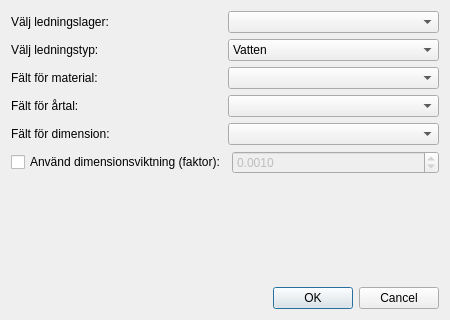
The window that reneW/reneW_dialog_base.ui (d3dm3m/reneW) describes before a commit, drawn with Qt 5.
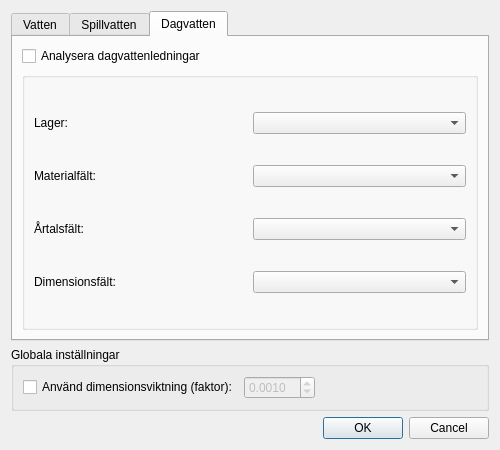
The same window after the commit. The open tabs and pages were chosen to show the change. Custom widgets are drawn as their Qt base class.

Commit message: feat: Implement multi-layer analysis and complete plugin

```diff
--- a/reneW/reneW_dialog_base.ui
+++ b/reneW/reneW_dialog_base.ui
@@ -6,78 +6,215 @@
    <rect>
     <x>0</x>
     <y>0</y>
-    <width>450</width>
-    <height>320</height>
+    <width>500</width>
+    <height>450</height>
    </rect>
   </property>
   <property name="windowTitle">
    <string>reneW - Riskkalkylering</string>
   </property>
-  <layout class="QVBoxLayout" name="verticalLayout">
+  <layout class="QVBoxLayout" name="verticalLayout_2">
    <item>
-    <layout class="QGridLayout" name="gridLayout">
-     <item row="0" column="0">
-      <widget class="QLabel" name="label_layer">
-       <property name="text">
-        <string>Välj ledningslager:</string>
-       </property>
-      </widget>
-     </item>
-     <item row="0" column="1">
-      <widget class="QgsMapLayerComboBox" name="mMapLayerComboBox"/>
-     </item>
-     <item row="1" column="0">
-      <widget class="QLabel" name="label_pipe_type">
-       <property name="text">
-        <string>Välj ledningstyp:</string>
-       </property>
-      </widget>
-     </item>
-     <item row="1" column="1">
-      <widget class="QComboBox" name="mComboBoxPipeType">
-       <item>
-        <property name="text">
+    <widget class="QTabWidget" name="mTabWidget">
+     <property name="currentIndex">
+      <number>0</number>
+     </property>
+     <widget class="QWidget" name="tabVatten">
+      <attribute name="title">
          <string>Vatten</string>
-        </property>
+      </attribute>
+      <layout class="QVBoxLayout" name="verticalLayout_3">
+       <item>
+        <widget class="QCheckBox" name="mCheckVatten">
+         <property name="text">
+          <string>Analysera vattenledningar</string>
+         </property>
+        </widget>
        </item>
        <item>
+        <widget class="QGroupBox" name="mGroupVatten">
+         <property name="title">
+          <string/>
+         </property>
+         <layout class="QGridLayout" name="gridLayoutVatten">
+          <item row="0" column="0">
+           <widget class="QLabel" name="label_2">
         <property name="text">
-         <string>Avlopp</string>
-        </property>
-       </item>
-      </widget>
-     </item>
+             <string>Lager:</string>
+            </property>
+           </widget>
+          </item>
+          <item row="0" column="1">
+           <widget class="QgsMapLayerComboBox" name="mMapLayerComboVatten"/>
+          </item>
+          <item row="1" column="0">
+           <widget class="QLabel" name="label_3">
+            <property name="text">
+             <string>Materialfält:</string>
+            </property>
+           </widget>
+          </item>
+          <item row="1" column="1">
+           <widget class="QgsFieldComboBox" name="mFieldComboMaterialVatten"/>
+          </item>
      <item row="2" column="0">
-      <widget class="QLabel" name="label_material">
+           <widget class="QLabel" name="label_4">
        <property name="text">
-        <string>Fält för material:</string>
+             <string>Årtalsfält:</string>
        </property>
       </widget>
      </item>
      <item row="2" column="1">
-      <widget class="QgsFieldComboBox" name="mFieldComboBox_material"/>
+           <widget class="QgsFieldComboBox" name="mFieldComboYearVatten"/>
      </item>
      <item row="3" column="0">
-      <widget class="QLabel" name="label_year">
+           <widget class="QLabel" name="label_5">
        <property name="text">
-        <string>Fält för årtal:</string>
+             <string>Dimensionsfält:</string>
        </property>
       </widget>
      </item>
      <item row="3" column="1">
-      <widget class="QgsFieldComboBox" name="mFieldComboBox_year"/>
-     </item>
-     <item row="4" column="0">
-      <widget class="QLabel" name="label_dimension">
+           <widget class="QgsFieldComboBox" name="mFieldComboDimensionVatten"/>
+          </item>
+         </layout>
+        </widget>
+       </item>
+      </layout>
+     </widget>
+     <widget class="QWidget" name="tabSpillvatten">
+      <attribute name="title">
+       <string>Spillvatten</string>
+      </attribute>
+      <layout class="QVBoxLayout" name="verticalLayout_4">
+       <item>
+        <widget class="QCheckBox" name="mCheckSpillvatten">
        <property name="text">
-        <string>Fält för dimension:</string>
+          <string>Analysera spillvattenledningar</string>
        </property>
       </widget>
      </item>
-     <item row="4" column="1">
-      <widget class="QgsFieldComboBox" name="mFieldComboBox_dimension"/>
-     </item>
-     <item row="5" column="0" colspan="2">
+       <item>
+        <widget class="QGroupBox" name="mGroupSpillvatten">
+         <property name="title">
+          <string/>
+         </property>
+         <layout class="QGridLayout" name="gridLayoutSpillvatten">
+          <item row="0" column="0">
+           <widget class="QLabel" name="label_6">
+            <property name="text">
+             <string>Lager:</string>
+            </property>
+           </widget>
+          </item>
+          <item row="0" column="1">
+           <widget class="QgsMapLayerComboBox" name="mMapLayerComboSpillvatten"/>
+          </item>
+          <item row="1" column="0">
+           <widget class="QLabel" name="label_7">
+            <property name="text">
+             <string>Materialfält:</string>
+            </property>
+           </widget>
+          </item>
+          <item row="1" column="1">
+           <widget class="QgsFieldComboBox" name="mFieldComboMaterialSpillvatten"/>
+          </item>
+          <item row="2" column="0">
+           <widget class="QLabel" name="label_8">
+            <property name="text">
+             <string>Årtalsfält:</string>
+            </property>
+           </widget>
+          </item>
+          <item row="2" column="1">
+           <widget class="QgsFieldComboBox" name="mFieldComboYearSpillvatten"/>
+          </item>
+          <item row="3" column="0">
+           <widget class="QLabel" name="label_9">
+            <property name="text">
+             <string>Dimensionsfält:</string>
+            </property>
+           </widget>
+          </item>
+          <item row="3" column="1">
+           <widget class="QgsFieldComboBox" name="mFieldComboDimensionSpillvatten"/>
+          </item>
+         </layout>
+        </widget>
+       </item>
+      </layout>
+     </widget>
+     <widget class="QWidget" name="tabDagvatten">
+      <attribute name="title">
+       <string>Dagvatten</string>
+      </attribute>
+      <layout class="QVBoxLayout" name="verticalLayout_5">
+       <item>
+        <widget class="QCheckBox" name="mCheckDagvatten">
+         <property name="text">
+          <string>Analysera dagvattenledningar</string>
+         </property>
+        </widget>
+       </item>
+       <item>
+        <widget class="QGroupBox" name="mGroupDagvatten">
+         <property name="title">
+          <string/>
+         </property>
+         <layout class="QGridLayout" name="gridLayoutDagvatten">
+          <item row="0" column="0">
+           <widget class="QLabel" name="label_10">
+            <property name="text">
+             <string>Lager:</string>
+            </property>
+           </widget>
+          </item>
+          <item row="0" column="1">
+           <widget class="QgsMapLayerComboBox" name="mMapLayerComboDagvatten"/>
+          </item>
+          <item row="1" column="0">
+           <widget class="QLabel" name="label_11">
+            <property name="text">
+             <string>Materialfält:</string>
+            </property>
+           </widget>
+          </item>
+          <item row="1" column="1">
+           <widget class="QgsFieldComboBox" name="mFieldComboMaterialDagvatten"/>
+          </item>
+          <item row="2" column="0">
+           <widget class="QLabel" name="label_12">
+            <property name="text">
+             <string>Årtalsfält:</string>
+            </property>
+           </widget>
+          </item>
+          <item row="2" column="1">
+           <widget class="QgsFieldComboBox" name="mFieldComboYearDagvatten"/>
+          </item>
+          <item row="3" column="0">
+           <widget class="QLabel" name="label_13">
+            <property name="text">
+             <string>Dimensionsfält:</string>
+            </property>
+           </widget>
+          </item>
+          <item row="3" column="1">
+           <widget class="QgsFieldComboBox" name="mFieldComboDimensionDagvatten"/>
+          </item>
+         </layout>
+        </widget>
+       </item>
+      </layout>
+     </widget>
+    </widget>
+   </item>
+   <item>
+    <widget class="QGroupBox" name="groupBox">
+     <property name="title">
+      <string>Globala inställningar</string>
+     </property>
       <layout class="QHBoxLayout" name="horizontalLayout">
        <item>
         <widget class="QCheckBox" name="mCheckBoxEnableDimensionWeighting">
@@ -102,22 +239,21 @@
          </property>
         </widget>
        </item>
-      </layout>
-     </item>
-    </layout>
-   </item>
    <item>
-    <spacer name="verticalSpacer">
+       <spacer name="horizontalSpacer">
      <property name="orientation">
-      <enum>Qt::Vertical</enum>
+         <enum>Qt::Horizontal</enum>
      </property>
      <property name="sizeHint" stdset="0">
       <size>
-       <width>20</width>
-       <height>40</height>
+          <width>40</width>
+          <height>20</height>
       </size>
      </property>
     </spacer>
+      </item>
+     </layout>
+    </widget>
    </item>
    <item>
     <widget class="QDialogButtonBox" name="button_box">
```
Lines whose indentation alone changed are shown as unchanged. The commit also changes 2 other files.
